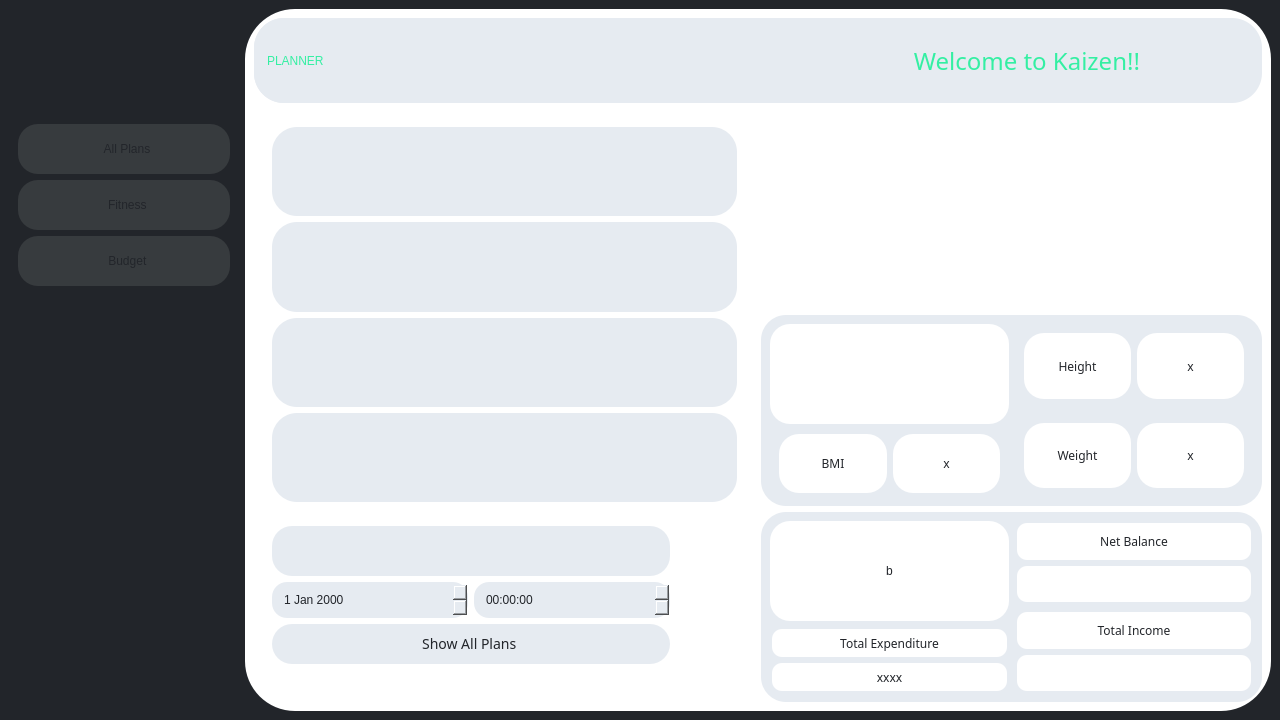
burr1to/kaizen, file K/planner.ui: the form before one commit.
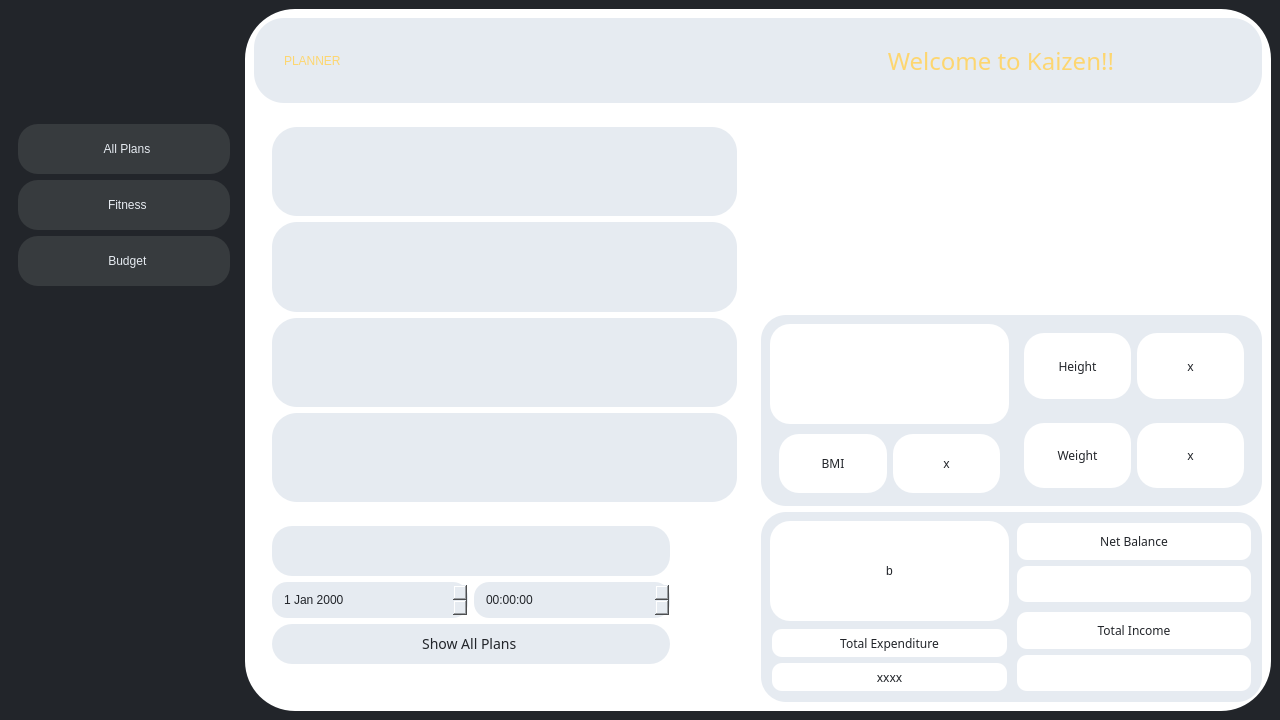
The form after the commit. Icons and pictures are not drawn.

The edit to the form file:
```diff
--- a/K/planner.ui
+++ b/K/planner.ui
@@ -104,6 +104,7 @@
           <string notr="true">#allplans{
 background-color: rgb(55, 59, 62);
 border-radius:20px;
+color:#e6ebf1;
 }
 #allplans:hover{
 font: 18px;
@@ -138,6 +139,7 @@
           <string notr="true">#fit_butt{
 background-color: rgb(55, 59, 62);
 border-radius:20px;
+color:#e6ebf1;
 }
 #fit_butt:hover{
 font: 18px;
@@ -171,6 +173,7 @@
           <string notr="true">#bud_butt{
 background-color: rgb(55, 59, 62);
 border-radius:20px;
+color:#e6ebf1;
 }
 #bud_butt:hover{
 font:18px;
@@ -234,17 +237,17 @@
           <string notr="true">background-color:#e6ebf1;
 font: 700 25pt &quot;FONTSPRING DEMO - Pontiac Black&quot;;
 border-radius:30px;
-color: #34efa3;</string>
+color: #fdd670;</string>
          </property>
          <layout class="QHBoxLayout" name="horizontalLayout_6" stretch="0,5,2,0,0">
           <property name="leftMargin">
-           <number>0</number>
+           <number>30</number>
           </property>
           <property name="topMargin">
            <number>0</number>
           </property>
           <property name="rightMargin">
-           <number>0</number>
+           <number>20</number>
           </property>
           <property name="bottomMargin">
            <number>0</number>
@@ -252,7 +255,7 @@
           <item>
            <widget class="QLabel" name="label">
             <property name="styleSheet">
-             <string notr="true">padding-left:10px;</string>
+             <string notr="true"/>
             </property>
             <property name="text">
              <string>PLANNER</string>
@@ -285,7 +288,7 @@
             <property name="styleSheet">
              <string notr="true">border:0px;
 padding-right:10px;
-color:#34efa3;
+color:#fdd670;
 font: 24px;</string>
             </property>
             <property name="text">
@@ -300,12 +303,16 @@
            <widget class="QPushButton" name="pushButton">
             <property name="minimumSize">
              <size>
-              <width>35</width>
-              <height>35</height>
+              <width>50</width>
+              <height>50</height>
              </size>
             </property>
             <property name="styleSheet">
-             <string notr="true">margin:10px;</string>
+             <string notr="true">#pushButton{
+border:0 px;
+border-radius:25px;}
+#pushButton:hover{
+background-color:#ffffff;}</string>
             </property>
             <property name="text">
              <string/>
@@ -316,8 +323,8 @@
             </property>
             <property name="iconSize">
              <size>
-              <width>50</width>
-              <height>50</height>
+              <width>40</width>
+              <height>40</height>
              </size>
             </property>
            </widget>
@@ -326,12 +333,16 @@
            <widget class="QPushButton" name="Logout">
             <property name="minimumSize">
              <size>
-              <width>35</width>
-              <height>35</height>
+              <width>50</width>
+              <height>50</height>
              </size>
             </property>
             <property name="styleSheet">
-             <string notr="true">margin-right:10px</string>
+             <string notr="true">#Logout{
+border:0 px;
+border-radius:25px;}
+#Logout:hover{
+background-color:#ffffff;}</string>
             </property>
             <property name="text">
              <string/>
@@ -342,8 +353,8 @@
             </property>
             <property name="iconSize">
              <size>
-              <width>50</width>
-              <height>50</height>
+              <width>40</width>
+              <height>40</height>
              </size>
             </property>
            </widget>
```
